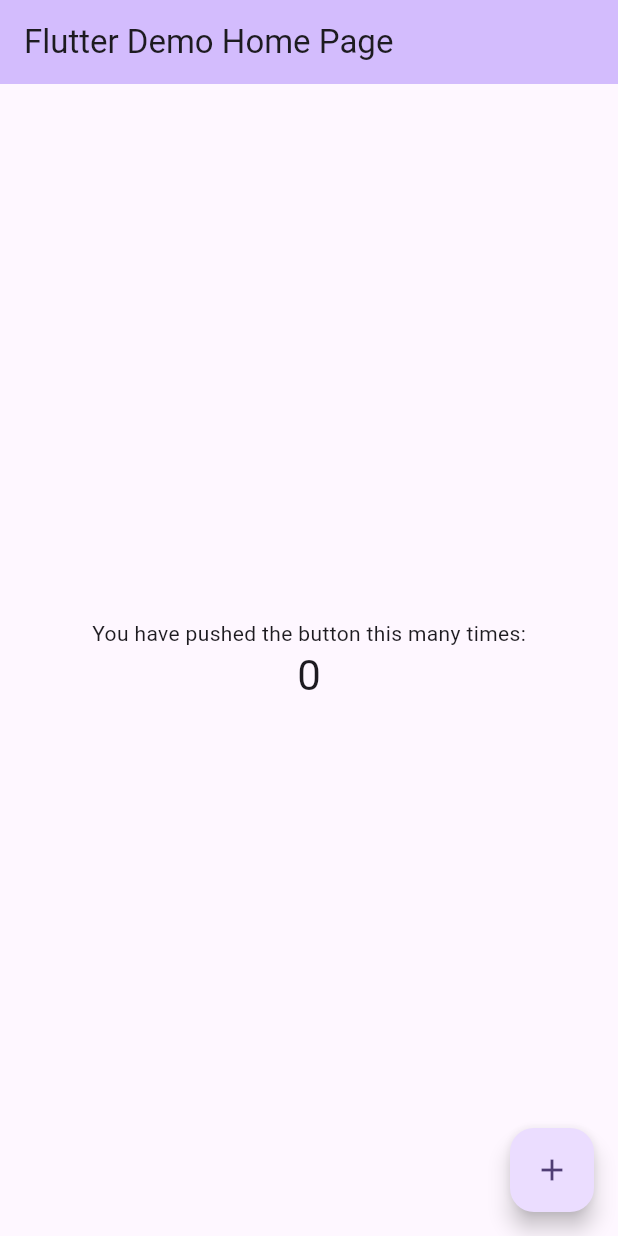
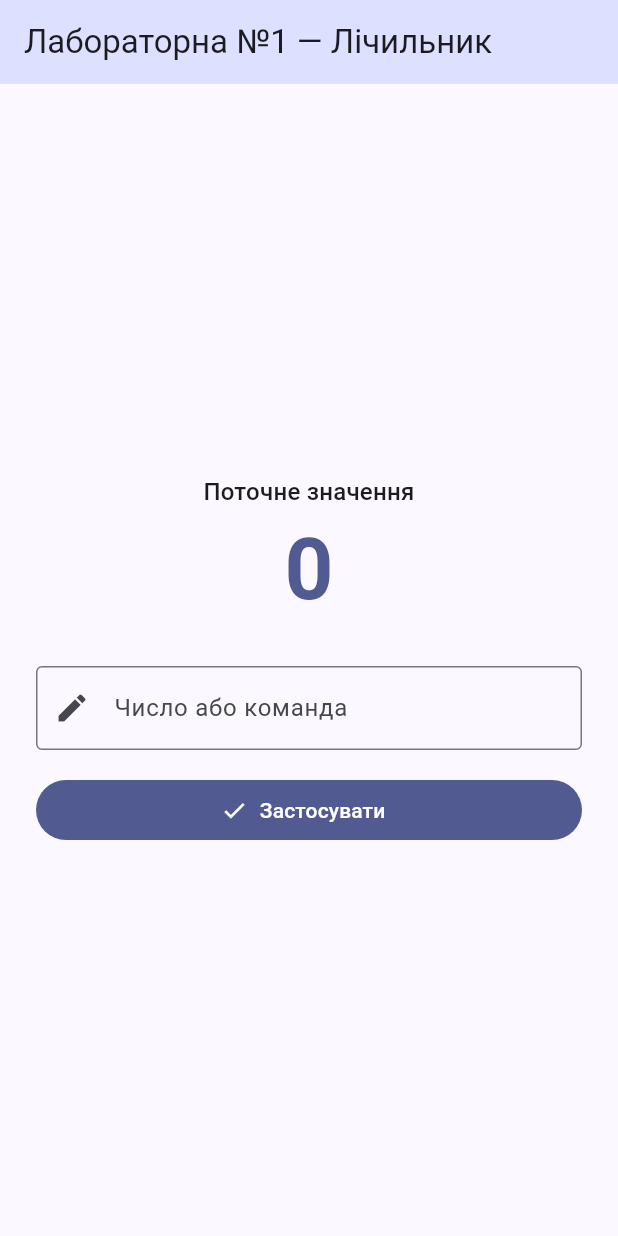
Before and after one commit to kilamchik/laundry-hub, a Flutter app: the screen it shows after launch, on a phone screen of 412 x 824 dp. Run offline on Flutter 3.47's test engine with Material 3 defaults, Android fonts, the phone set to English and light mode, and no system bars.

Commit message:
Lab 1: counter with input validation and CI

```diff
--- /dev/null
+++ b/lib/counter_logic.dart
@@ -0,0 +1,67 @@
+/// Команда для зміни стану лічильника.
+///
+/// Логіка відокремлена від UI, щоб її можна було тестувати окремо.
+sealed class CounterCommand {
+  const CounterCommand();
+}
+
+/// Додати [value] до поточного значення лічильника.
+class AddCommand extends CounterCommand {
+  const AddCommand(this.value);
+
+  final int value;
+}
+
+/// Скинути лічильник до нуля.
+class ResetCommand extends CounterCommand {
+  const ResetCommand();
+}
+
+/// Невалідне введення — лічильник не змінюється.
+class InvalidCommand extends CounterCommand {
+  const InvalidCommand(this.message);
+
+  final String message;
+}
+
+/// Термінальна команда для обнулення лічильника.
+const String resetPhrase = 'Avada Kedavra';
+
+/// Максимальне за модулем число, яке можна ввести за один раз.
+const int maxInputMagnitude = 1000000;
+
+/// Ціле число: необов'язковий знак і лише цифри.
+/// Відсікає дробові числа, пробіли всередині, hex-формат (0x10) тощо.
+final RegExp _integerPattern = RegExp(r'^[+-]?\d+$');
+
+/// Перетворює введений рядок на команду для лічильника.
+CounterCommand parseInput(String rawInput) {
+  final input = rawInput.trim();
+
+  if (input.isEmpty) {
+    return const InvalidCommand('Поле не може бути порожнім');
+  }
+
+  if (input == resetPhrase) {
+    return const ResetCommand();
+  }
+
+  // Синтаксичний контроль: чи це взагалі ціле число.
+  if (!_integerPattern.hasMatch(input)) {
+    return InvalidCommand('«$input» не є цілим числом');
+  }
+
+  // Логічний контроль: число має бути в допустимих межах.
+  final value = int.tryParse(input);
+  if (value == null || value.abs() > maxInputMagnitude) {
+    return const InvalidCommand(
+      'Число має бути в межах від -$maxInputMagnitude до $maxInputMagnitude',
+    );
+  }
+
+  if (value == 0) {
+    return const InvalidCommand('Додавання нуля нічого не змінить');
+  }
+
+  return AddCommand(value);
+}
--- /dev/null
+++ b/lib/counter_screen.dart
@@ -0,0 +1,135 @@
+import 'package:flutter/material.dart';
+import 'package:laundry_hub/counter_logic.dart';
+
+class CounterScreen extends StatefulWidget {
+  const CounterScreen({super.key});
+
+  @override
+  State<CounterScreen> createState() => _CounterScreenState();
+}
+
+class _CounterScreenState extends State<CounterScreen> {
+  final TextEditingController _controller = TextEditingController();
+  int _counter = 0;
+  String? _errorText;
+
+  @override
+  void dispose() {
+    _controller.dispose();
+    super.dispose();
+  }
+
+  void _submit() {
+    final command = parseInput(_controller.text);
+
+    switch (command) {
+      case AddCommand(:final value):
+        setState(() {
+          _counter += value;
+          _errorText = null;
+        });
+        _controller.clear();
+      case ResetCommand():
+        setState(() {
+          _counter = 0;
+          _errorText = null;
+        });
+        _controller.clear();
+        _showMessage('Лічильник обнулено 🪄');
+      case InvalidCommand(:final message):
+        setState(() {
+          _errorText = message;
+        });
+        _showMessage(message, isError: true);
+    }
+  }
+
+  void _showMessage(String text, {bool isError = false}) {
+    final colors = Theme.of(context).colorScheme;
+    ScaffoldMessenger.of(context)
+      ..hideCurrentSnackBar()
+      ..showSnackBar(
+        SnackBar(
+          content: Text(text),
+          backgroundColor: isError ? colors.error : null,
+          behavior: SnackBarBehavior.floating,
+        ),
+      );
+  }
+
+  void _clearErrorOnEdit(String _) {
+    if (_errorText != null) {
+      setState(() {
+        _errorText = null;
+      });
+    }
+  }
+
+  @override
+  Widget build(BuildContext context) {
+    final textTheme = Theme.of(context).textTheme;
+    final colors = Theme.of(context).colorScheme;
+
+    return Scaffold(
+      appBar: AppBar(
+        title: const Text('Лабораторна №1 — Лічильник'),
+        backgroundColor: colors.primaryContainer,
+      ),
+      body: SafeArea(
+        child: Center(
+          child: SingleChildScrollView(
+            padding: const EdgeInsets.all(24),
+            child: ConstrainedBox(
+              constraints: const BoxConstraints(maxWidth: 480),
+              child: Column(
+                mainAxisSize: MainAxisSize.min,
+                crossAxisAlignment: CrossAxisAlignment.stretch,
+                children: [
+                  Text(
+                    'Поточне значення',
+                    textAlign: TextAlign.center,
+                    style: textTheme.titleMedium,
+                  ),
+                  const SizedBox(height: 8),
+                  FittedBox(
+                    fit: BoxFit.scaleDown,
+                    child: Text(
+                      '$_counter',
+                      key: const Key('counterValue'),
+                      style: textTheme.displayLarge?.copyWith(
+                        color: colors.primary,
+                        fontWeight: FontWeight.bold,
+                      ),
+                    ),
+                  ),
+                  const SizedBox(height: 32),
+                  TextField(
+                    key: const Key('inputField'),
+                    controller: _controller,
+                    textInputAction: TextInputAction.done,
+                    decoration: InputDecoration(
+                      labelText: 'Число або команда',
+                      hintText: 'Напр.: 5, -3 або $resetPhrase',
+                      errorText: _errorText,
+                      prefixIcon: const Icon(Icons.edit),
+                      border: const OutlineInputBorder(),
+                    ),
+                    onChanged: _clearErrorOnEdit,
+                    onSubmitted: (_) => _submit(),
+                  ),
+                  const SizedBox(height: 16),
+                  FilledButton.icon(
+                    key: const Key('applyButton'),
+                    onPressed: _submit,
+                    icon: const Icon(Icons.check),
+                    label: const Text('Застосувати'),
+                  ),
+                ],
+              ),
+            ),
+          ),
+        ),
+      ),
+    );
+  }
+}
--- a/lib/main.dart
+++ b/lib/main.dart
@@ -1,4 +1,5 @@
 import 'package:flutter/material.dart';
+import 'package:laundry_hub/counter_screen.dart';
 
 void main() {
   runApp(const MyApp());
@@ -7,116 +8,15 @@ void main() {
 class MyApp extends StatelessWidget {
   const MyApp({super.key});
 
-  // This widget is the root of your application.
   @override
   Widget build(BuildContext context) {
     return MaterialApp(
-      title: 'Flutter Demo',
+      title: 'LaundryHub',
+      debugShowCheckedModeBanner: false,
       theme: ThemeData(
-        // This is the theme of your application.
-        //
-        // TRY THIS: Try running your application with "flutter run". You'll see
-        // the application has a purple toolbar. Then, without quitting the app,
-        // try changing the seedColor in the colorScheme below to Colors.green
-        // and then invoke "hot reload" (save your changes or press the "hot
-        // reload" button in a Flutter-supported IDE, or press "r" if you used
-        // the command line to start the app).
-        //
-        // Notice that the counter didn't reset back to zero; the application
-        // state is not lost during the reload. To reset the state, use hot
-        // restart instead.
-        //
-        // This works for code too, not just values: Most code changes can be
-        // tested with just a hot reload.
-        colorScheme: .fromSeed(seedColor: Colors.deepPurple),
+        colorScheme: ColorScheme.fromSeed(seedColor: Colors.indigo),
       ),
-      home: const MyHomePage(title: 'Flutter Demo Home Page'),
+      home: const CounterScreen(),
     );
   }
 }
-
-class MyHomePage extends StatefulWidget {
-  const MyHomePage({super.key, required this.title});
-
-  // This widget is the home page of your application. It is stateful, meaning
-  // that it has a State object (defined below) that contains fields that affect
-  // how it looks.
-
-  // This class is the configuration for the state. It holds the values (in this
-  // case the title) provided by the parent (in this case the App widget) and
-  // used by the build method of the State. Fields in a Widget subclass are
-  // always marked "final".
-
-  final String title;
-
-  @override
-  State<MyHomePage> createState() => _MyHomePageState();
-}
-
-class _MyHomePageState extends State<MyHomePage> {
-  int _counter = 0;
-
-  void _incrementCounter() {
-    setState(() {
-      // This call to setState tells the Flutter framework that something has
-      // changed in this State, which causes it to rerun the build method below
-      // so that the display can reflect the updated values. If we changed
-      // _counter without calling setState(), then the build method would not be
-      // called again, and so nothing would appear to happen.
-      _counter++;
-    });
-  }
-
-  @override
-  Widget build(BuildContext context) {
-    // This method is rerun every time setState is called, for instance as done
-    // by the _incrementCounter method above.
-    //
-    // The Flutter framework has been optimized to make rerunning build methods
-    // fast, so that you can just rebuild anything that needs updating rather
-    // than having to individually change instances of widgets.
-    return Scaffold(
-      appBar: AppBar(
-        // TRY THIS: Try changing the color here to a specific color (to
-        // Colors.amber, perhaps?) and trigger a hot reload to see the AppBar
-        // change color while the other colors stay the same.
-        backgroundColor: Theme.of(context).colorScheme.inversePrimary,
-        // Here we take the value from the MyHomePage object that was created by
-        // the App.build method, and use it to set our appbar title.
-        title: Text(widget.title),
-      ),
-      body: Center(
-        // Center is a layout widget. It takes a single child and positions it
-        // in the middle of the parent.
-        child: Column(
-          // Column is also a layout widget. It takes a list of children and
-          // arranges them vertically. By default, it sizes itself to fit its
-          // children horizontally, and tries to be as tall as its parent.
-          //
-          // Column has various properties to control how it sizes itself and
-          // how it positions its children. Here we use mainAxisAlignment to
-          // center the children vertically; the main axis here is the vertical
-          // axis because Columns are vertical (the cross axis would be
-          // horizontal).
-          //
-          // TRY THIS: Invoke "debug painting" (choose the "Toggle Debug Paint"
-          // action in the IDE, or press "p" in the console), to see the
-          // wireframe for each widget.
-          mainAxisAlignment: .center,
-          children: [
-            const Text('You have pushed the button this many times:'),
-            Text(
-              '$_counter',
-              style: Theme.of(context).textTheme.headlineMedium,
-            ),
-          ],
-        ),
-      ),
-      floatingActionButton: FloatingActionButton(
-        onPressed: _incrementCounter,
-        tooltip: 'Increment',
-        child: const Icon(Icons.add),
-      ),
-    );
-  }
-}
```
Also changed, not shown: analysis_options.yaml (+39 -24 lines), .github/workflows/validation.yaml (added), 1 other file.
